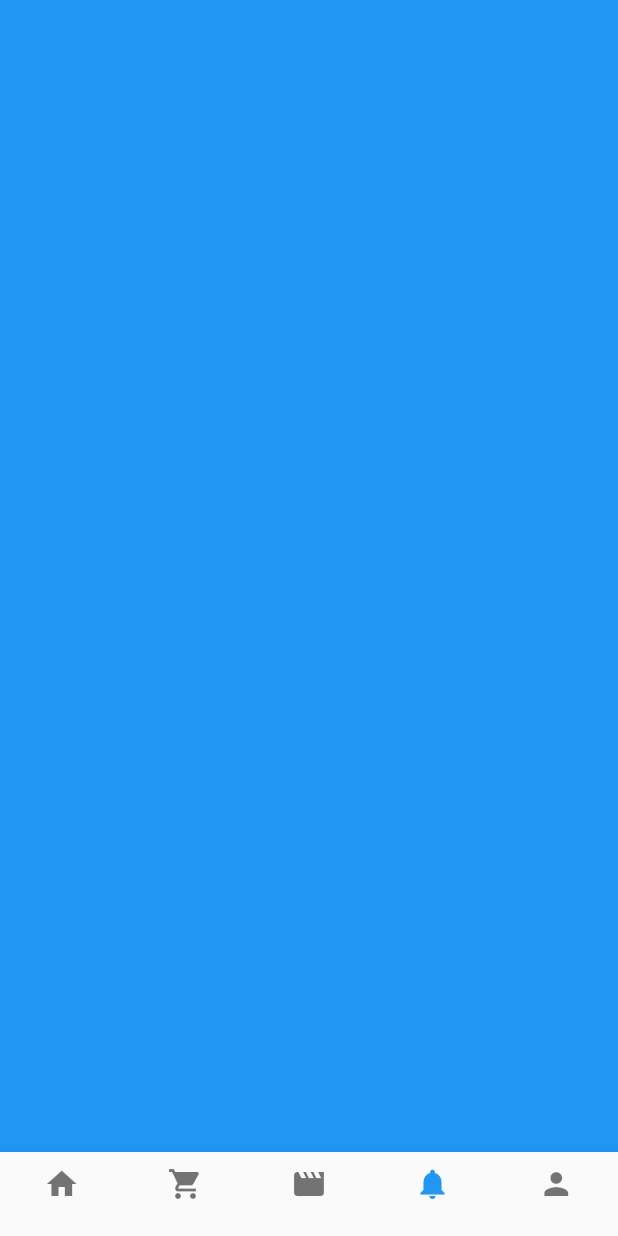
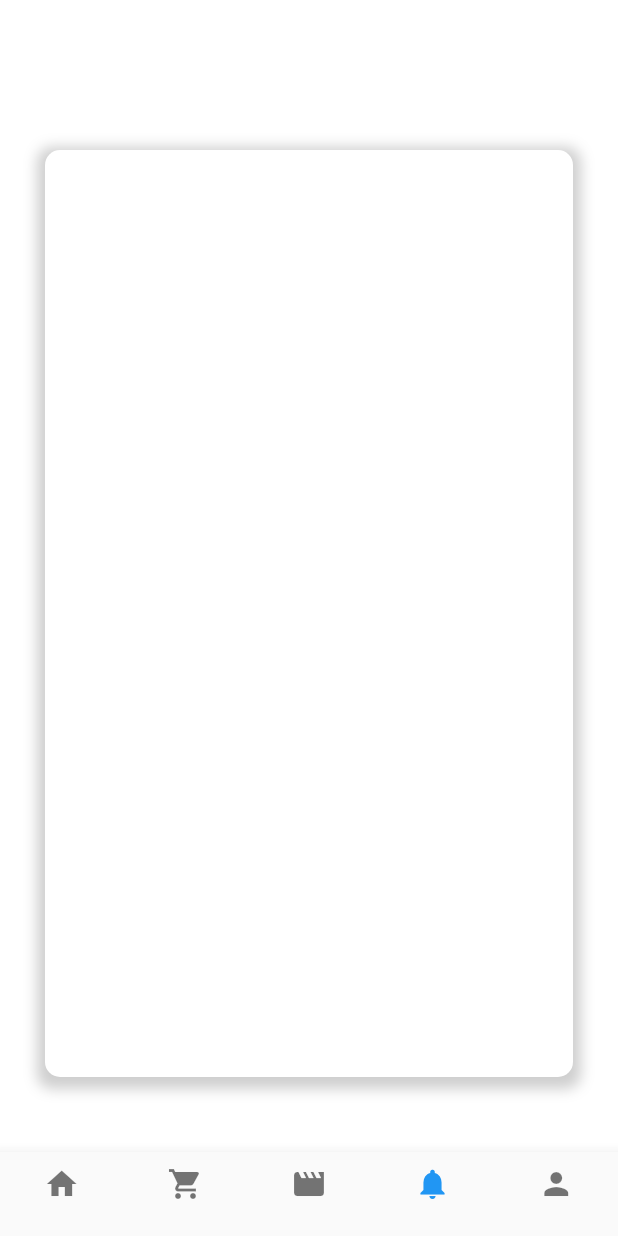
Before and after one commit to karun02525/digital_kaimur, a Flutter app: the screen it shows after launch, item 4 of the bottom bar chosen, on a phone screen of 412 x 824 dp. Run offline on Flutter 3.47's test engine with Material 2 defaults, Android fonts, the phone set to English and light mode, and no system bars; our stand-ins replace cached_network_image, carousel_slider, dio, flutter_vector_icons, fluttertoast; missing offline and left inert: flutter_barcode_scanner; network calls fail.

```diff
--- a/lib/main.dart
+++ b/lib/main.dart
@@ -1,5 +1,6 @@
 import 'package:digitalkaimur/src/main/ui/navigation/tab_nav.dart';
 import 'package:digitalkaimur/src/main/ui/product/global_search.dart';
+import 'file:///D:/project/flutter_project/flutter_app/Digital_Kaimur/digital_kaimur/lib/src/main/ui/navigation/tabs/profile.dart';
 import 'package:digitalkaimur/src/res/colors.dart';
 import 'package:flutter/cupertino.dart';
 import 'package:flutter/material.dart';
--- a/lib/src/main/ui/navigation/tab_nav.dart
+++ b/lib/src/main/ui/navigation/tab_nav.dart
@@ -1,4 +1,6 @@
 import 'package:digitalkaimur/src/main/ui/navigation/tabs/home.dart';
+import 'package:digitalkaimur/src/main/ui/navigation/tabs/notifications.dart';
+import 'package:digitalkaimur/src/main/ui/navigation/tabs/profile.dart';
 import 'package:digitalkaimur/src/main/ui/widgets/text_widget.dart';
 import 'package:digitalkaimur/src/res/strings.dart';
 import 'package:flutter/cupertino.dart';
@@ -19,8 +21,8 @@ class _TabNavControllerState extends State<TabNavController> {
     Home(),
     Container(color: Colors.red,),
     Container(color: Colors.green,),
-    Container(color: Colors.blue,),
-    Container(color: Colors.orange,),
+    Notifications(),
+    ProfileWidget(),
   ];
 
   @override
--- /dev/null
+++ b/lib/src/main/ui/navigation/tabs/notifications.dart
@@ -0,0 +1,34 @@
+import 'package:flutter/cupertino.dart';
+import 'package:flutter/material.dart';
+
+class Notifications extends StatefulWidget {
+  @override
+  _NotificationsState createState() => _NotificationsState();
+}
+
+class _NotificationsState extends State<Notifications> {
+  @override
+  Widget build(BuildContext context) {
+    return Container(
+      margin: EdgeInsets.only(left: 30, top: 100, right: 30, bottom: 50),
+      height: double.infinity,
+      width: double.infinity,
+      decoration: BoxDecoration(
+        color: Colors.white,
+        borderRadius: BorderRadius.only(
+            topLeft: Radius.circular(10),
+            topRight: Radius.circular(10),
+            bottomLeft: Radius.circular(10),
+            bottomRight: Radius.circular(10)),
+        boxShadow: [
+          BoxShadow(
+            color: Colors.grey.withOpacity(0.5),
+            spreadRadius: 5,
+            blurRadius: 7,
+            offset: Offset(0, 3), // changes position of shadow
+          ),
+        ],
+      ),
+    );
+  }
+}
```
Also changed, not shown: lib/src/main/ui/navigation/tabs/profile.dart (added, +189 -0 lines), assets/images/pic_holder.jpg (added), assets/images/user_icon.png (added).
